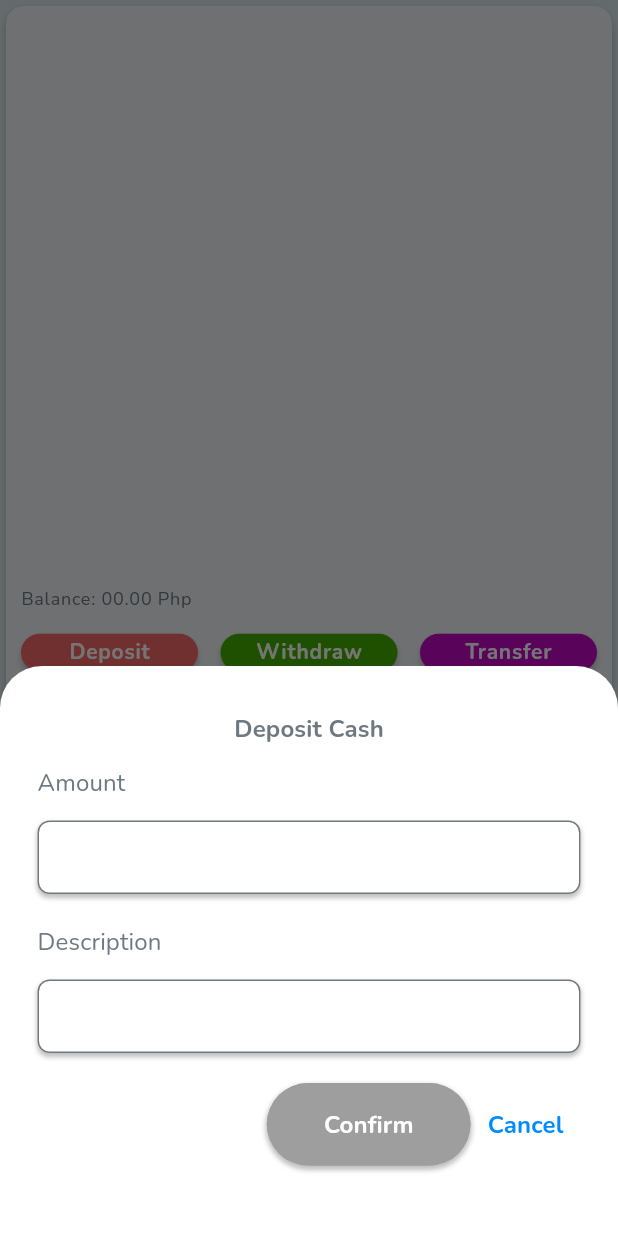
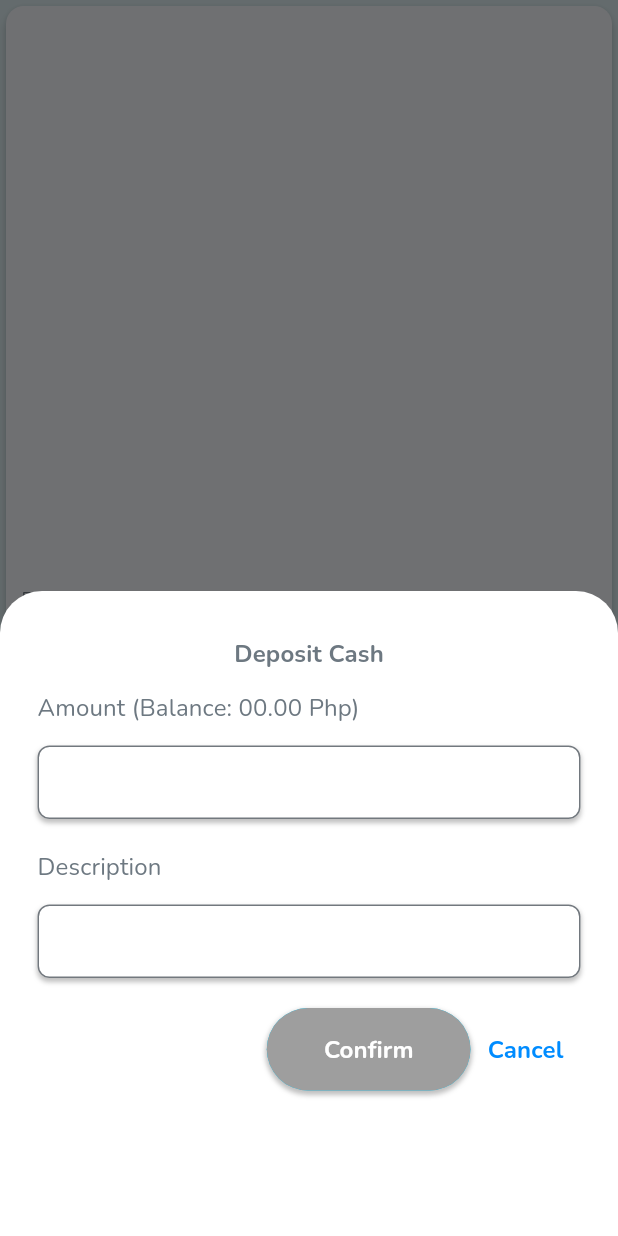
Before and after one commit to framgia/sph-flutter, a Flutter app: the AccountCard widget shown alone on an empty page, opened directly with empty values, after a tap on "Deposit", on a phone screen of 412 x 824 dp. Run offline on Flutter 3.47's test engine with Material 2 defaults, Android fonts, the phone set to English and light mode, and no system bars; drawn by our look-alikes of flutter_form_builder; our stand-ins replace cookie_jar, curved_navigation_bar, dio, dio_cookie_manager, dropdown_button2, fl_chart and 6 more; missing offline and left inert: flow_builder; accounts and stored records are empty; network calls fail.

Commit message:
[SIM_FLUTTER-49] [Integrate] Implement user transfer money to other user (#52)
* [SIM_FLUTTER-49] [Integrate] Implement user transfer money to other user

* change getAccountByNameAndNumber function name to getAccountByNumberAndName

* resized the form height

---------

Co-authored-by: drroberto9 <delrosarioroberto5@gmail.com>

```diff
--- a/frontend/lib/src/components/transaction_component/transaction_component.dart
+++ b/frontend/lib/src/components/transaction_component/transaction_component.dart
@@ -1,15 +1,19 @@
+import 'dart:convert';
+import 'dart:io';
+
 import 'package:flutter/material.dart';
 import 'package:flutter/services.dart';
 import 'package:flutter_form_builder/flutter_form_builder.dart';
 import 'package:form_builder_validators/form_builder_validators.dart';
 import 'package:get/get.dart';
+import 'package:intl/intl.dart';
 
 import 'package:frontend/src/components/button.dart';
 import 'package:frontend/src/components/input/input_field.dart';
 import 'package:frontend/src/helper/dialog/show_alert_dialog.dart';
+import 'package:frontend/src/controllers/transaction_controller.dart';
+import 'package:frontend/src/models/transaction.dart';
 import 'package:frontend/src/controllers/dashboard_controller.dart';
-import 'package:frontend/src/models/transaction.dart';
-import 'package:frontend/src/controllers/transaction_controller.dart';
 import 'package:frontend/src/controllers/account_details_controller.dart';
 
 /*
@@ -29,13 +33,17 @@ class TransactionComponent extends StatelessWidget {
   const TransactionComponent({
     Key? key,
     required this.label,
+    required this.accountId,
     this.type = TransactionTypes.DEPT,
-    required this.accountId,
+    this.balance = 0,
   }) : super(key: key);
 
   final String label;
   final TransactionTypes type;
   final String accountId;
+  final double balance;
+
+  static final currencyFormat = NumberFormat(',#00.00');
 
   @override
   Widget build(BuildContext context) {
@@ -46,6 +54,36 @@ class TransactionComponent extends StatelessWidget {
     final TransactionController transactionController =
         Get.put(TransactionController());
 
+    // Fields required for each type
+    // TODO: Transfer required fields
+    final Map<TransactionTypes, List<String>> requiredFields = {
+      TransactionTypes.CREDIT: ['amount', 'description'],
+      TransactionTypes.DEPT: ['amount', 'description'],
+      TransactionTypes.TRANSFER: [
+        'amount',
+        'recipientAccountNumber',
+        'accountName',
+        'description'
+      ]
+    };
+
+    // Manually set category for now as there is no plan for this feature as of now
+    // TODO: Transfer type texts
+    final Map<TransactionTypes, Map<String, dynamic>> typeTexts = {
+      TransactionTypes.CREDIT: {
+        'category': Category.BILLS,
+        'success': 'withdrawn'
+      },
+      TransactionTypes.DEPT: {
+        'category': Category.SAVINGS,
+        'success': 'deposited',
+      },
+      TransactionTypes.TRANSFER: {
+        'category': Category.SENDER,
+        'success': 'transfered'
+      },
+    };
+
     void alertDialog({String? title, String? content}) => showAlertDialog(
           title: title ?? 'Invalid Input',
           content: content ?? 'Please make sure to fill out the field',
@@ -53,41 +91,36 @@ class TransactionComponent extends StatelessWidget {
 
     void onSubmit() async {
       if (formKey.currentState?.isValid ?? false) {
-        final emailValue = formKey.currentState?.fields['email']?.value;
+        final recipientAccountNumber =
+            formKey.currentState?.fields['recipientAccountNumber']?.value;
         final amountValue = formKey.currentState?.fields['amount']?.value;
+        final accountNameValue =
+            formKey.currentState?.fields['accountName']?.value;
         final descriptionValue =
             formKey.currentState?.fields['description']?.value;
-        // Manually set category for now as there is no plan for this feature as of now
-        // TODO: Transfer type texts
-        final Map<TransactionTypes, Map<String, dynamic>> typeTexts = {
-          TransactionTypes.CREDIT: {
-            'category': Category.BILLS,
-            'success': 'withdrawn'
-          },
-          TransactionTypes.DEPT: {
-            'category': Category.SAVINGS,
-            'success': 'deposited',
-          }
-        };
-        // If field is null, do not execute Get.back();
-        if (amountValue == null ||
-            descriptionValue == null ||
-            ((type == TransactionTypes.TRANSFER) && (emailValue == null))) {
-          alertDialog();
+
+        if (type == TransactionTypes.TRANSFER &&
+            recipientAccountNumber.length != 11) {
+          alertDialog(content: 'Account number must be 11 digits.');
 
           return;
         }
+
         final transaction = Transaction(
           amount: double.parse(amountValue),
           description: descriptionValue,
           transactionType: type,
           category: typeTexts[type]!['category'],
+          accountName: accountNameValue ?? '',
         );
 
-        final transactionResponse =
-            await transactionController.postTransaction(transaction, accountId);
+        final transactionResponse = await transactionController.postTransaction(
+          transaction,
+          accountId,
+          recipientAccountNumber ?? '',
+        );
 
-        if (transactionResponse == true) {
+        if ((transactionResponse.statusCode == HttpStatus.created)) {
           final success = typeTexts[type]?['success'];
 
           dashboardController.getUserAccounts();
@@ -100,8 +133,19 @@ class TransactionComponent extends StatelessWidget {
             title: 'Success',
             content: 'You have successfully $success ₱$amountValue.',
           );
-        } else if (transactionResponse.runtimeType == String) {
-          alertDialog(content: transactionResponse);
+        } else if (transactionResponse.statusCode == HttpStatus.badRequest) {
+          final error = jsonDecode(transactionResponse.data.toString())['error']
+              ['message'];
+          if (error['account'] != null) {
+            alertDialog(title: 'Unsuccessful', content: error['account'][0]);
+          } else if (error['amount'] != null) {
+            alertDialog(
+              title: 'Unsuccessful',
+              content: error['amount'][0],
+            );
+          } else {
+            alertDialog();
+          }
         } else {
           alertDialog();
         }
@@ -113,20 +157,13 @@ class TransactionComponent extends StatelessWidget {
     return SingleChildScrollView(
       padding: const EdgeInsets.fromLTRB(25, 30, 25, 0),
       child: SizedBox(
-        height: type == TransactionTypes.TRANSFER ? 450 : 350,
+        height: type == TransactionTypes.TRANSFER ? 650 : 400,
         child: GetX<TransactionController>(
           builder: (_) => FormBuilder(
             key: formKey,
             autovalidateMode: AutovalidateMode.disabled,
             onChanged: () {
               formKey.currentState!.save();
-
-              // Fields required for each type
-              // TODO: Transfer required fields
-              final Map<TransactionTypes, List<String>> requiredFields = {
-                TransactionTypes.CREDIT: ['amount', 'description'],
-                TransactionTypes.DEPT: ['amount', 'description'],
-              };
 
               // Enable submit button once requirements are met
               final validFields = requiredFields[type]
@@ -151,10 +188,23 @@ class TransactionComponent extends StatelessWidget {
                 ),
                 if (type == TransactionTypes.TRANSFER) ...[
                   InputField(
-                    name: 'email',
-                    label: 'Email',
-                    inputType: TextInputType.emailAddress,
-                    validator: FormBuilderValidators.email(),
+                      name: 'recipientAccountNumber',
+                      label: 'Recipient\'s Account Number',
+                      validator: FormBuilderValidators.compose(
+                        [
+                          FormBuilderValidators.numeric(),
+                          FormBuilderValidators.required(),
+                          FormBuilderValidators.equalLength(11),
+                        ],
+                      )),
+                  const SizedBox(
+                    height: 32,
+                  ),
+                  InputField(
+                    name: 'accountName',
+                    label: 'Recipient\'s Name',
+                    inputType: TextInputType.text,
+                    validator: FormBuilderValidators.required(),
                   ),
                   const SizedBox(
                     height: 32,
@@ -162,7 +212,8 @@ class TransactionComponent extends StatelessWidget {
                 ],
                 InputField(
                   name: 'amount',
-                  label: 'Amount',
+                  label:
+                      'Amount (Balance: ${currencyFormat.format(balance)} Php)',
                   inputFormatters: [
                     FilteringTextInputFormatter.allow(
                       RegExp(r'^\d+\.?\d{0,2}'),
@@ -172,6 +223,17 @@ class TransactionComponent extends StatelessWidget {
                     [
                       FormBuilderValidators.numeric(),
                       FormBuilderValidators.required(),
+                      type == TransactionTypes.DEPT
+                          ? FormBuilderValidators.max(
+                              500000,
+                              errorText:
+                                  "Amount exceeds to deposit limit of 500, 000 Php.",
+                            )
+                          : FormBuilderValidators.max(
+                              balance,
+                              errorText:
+                                  "Amount exceeds the remaining balance.",
+                            ),
                     ],
                   ),
                   inputType:
@@ -194,17 +256,12 @@ class TransactionComponent extends StatelessWidget {
                   children: [
                     Button(
                       text: 'Confirm',
-                      onPressed: transactionController.transactionSubmitEnabled
-                          ? onSubmit
-                          : null,
-                      buttonColor:
-                          transactionController.transactionSubmitEnabled
-                              ? const Color(0xFF00CCFF)
-                              : Colors.grey,
+                      onPressed: onSubmit,
                       padding: const EdgeInsets.symmetric(
                         vertical: 16,
                         horizontal: 38,
                       ),
+                      enabled: transactionController.transactionSubmitEnabled,
                     ),
                     TextButton(
                       onPressed: () {
--- a/frontend/lib/src/controllers/account_details_controller.dart
+++ b/frontend/lib/src/controllers/account_details_controller.dart
@@ -11,6 +11,7 @@ class AccountDetailsController extends GetxController {
     userId: '',
     accountType: AccountType.SAVINGS,
     accountName: '',
+    accountNumber: '',
   ).obs;
 
   Account get account => _account.value;
--- a/frontend/lib/src/features/account_details/account_details_page.dart
+++ b/frontend/lib/src/features/account_details/account_details_page.dart
@@ -107,6 +107,7 @@ class AccountDetailsPage extends StatelessWidget {
                                 label: 'Deposit Cash',
                                 type: TransactionTypes.DEPT,
                                 accountId: arguments.accountId,
+                                balance: controller.account.balance,
                               ),
                               backgroundColor: Colors.white,
                             );
@@ -128,6 +129,7 @@ class AccountDetailsPage extends StatelessWidget {
                                 label: 'Withdraw Cash',
                                 type: TransactionTypes.CREDIT,
                                 accountId: arguments.accountId,
+                                balance: controller.account.balance,
                               ),
                               backgroundColor: Colors.white,
                             );
@@ -154,8 +156,10 @@ class AccountDetailsPage extends StatelessWidget {
                                 label: 'Transfer Cash',
                                 type: TransactionTypes.TRANSFER,
                                 accountId: arguments.accountId,
+                                balance: controller.account.balance,
                               ),
                               backgroundColor: Colors.white,
+                              isScrollControlled: true,
                             );
                           },
                         ),
--- a/frontend/lib/src/features/dashboard/components/account_card.dart
+++ b/frontend/lib/src/features/dashboard/components/account_card.dart
@@ -1,6 +1,6 @@
 import 'package:flutter/material.dart';
+import 'package:intl/intl.dart';
 import 'package:get/get.dart';
-import 'package:intl/intl.dart';
 
 import 'package:frontend/src/components/transaction_component/transaction_component.dart';
 import 'package:frontend/src/features/dashboard/components/account_card_button.dart';
@@ -69,6 +69,7 @@ class AccountCard extends StatelessWidget {
                             TransactionComponent(
                               label: 'Deposit Cash',
                               accountId: account.id,
+                              balance: account.balance,
                             ),
                             backgroundColor: Colors.white,
                           );
@@ -86,6 +87,7 @@ class AccountCard extends StatelessWidget {
                               label: 'Withdraw Cash',
                               type: TransactionTypes.CREDIT,
                               accountId: account.id,
+                              balance: account.balance,
                             ),
                             backgroundColor: Colors.white,
                           );
@@ -103,8 +105,10 @@ class AccountCard extends StatelessWidget {
                               label: 'Transfer Cash',
                               type: TransactionTypes.TRANSFER,
                               accountId: account.id,
+                              balance: account.balance,
                             ),
                             backgroundColor: Colors.white,
+                            isScrollControlled: true,
                           );
                         },
                       ),
--- a/frontend/lib/src/features/transaction_history/components/transaction_card.dart
+++ b/frontend/lib/src/features/transaction_history/components/transaction_card.dart
@@ -51,8 +51,7 @@ class TransactionCard extends StatelessWidget {
                 Text(
                   transaction.senderName ??
                       transaction.receiverName ??
-                      transaction.accountName ??
-                      '',
+                      transaction.accountName,
                   style: customTextTheme.titleMedium,
                 )
               ],
--- a/frontend/lib/src/models/account.dart
+++ b/frontend/lib/src/models/account.dart
@@ -16,6 +16,7 @@ class Account {
   AccountType accountType;
   String accountName;
   double balance;
+  String accountNumber;
 
   Account({
     required this.id,
@@ -23,6 +24,7 @@ class Account {
     required this.accountType,
     required this.accountName,
     required this.balance,
+    required this.accountNumber,
   });
 
   factory Account.fromJson(Map<String, dynamic> json) => Account(
@@ -32,6 +34,7 @@ class Account {
             .firstWhere((e) => e.name == json['account_type']),
         accountName: json["account_name"],
         balance: json["balance"].toDouble(),
+        accountNumber: json["account_number"],
       );
 
   Map<String, dynamic> toJson() => {
@@ -40,5 +43,6 @@ class Account {
         "account_type": accountType,
         "account_name": accountName,
         "balance": balance,
+        "account_number": accountNumber
       };
 }
--- a/frontend/lib/src/models/transaction.dart
+++ b/frontend/lib/src/models/transaction.dart
@@ -18,7 +18,7 @@ class Transaction {
   Category category;
   double amount;
   String description;
-  String? accountName;
+  String accountName;
   String? senderName;
   String? receiverName;
 
@@ -29,7 +29,7 @@ class Transaction {
     required this.category,
     required this.amount,
     required this.description,
-    this.accountName,
+    required this.accountName,
     this.senderName,
     this.receiverName,
   });
--- a/frontend/lib/src/services/account_service.dart
+++ b/frontend/lib/src/services/account_service.dart
@@ -21,8 +21,7 @@ class AccountService {
   }
 
   static Future<Account?> getUserAccount({String accountId = ''}) async {
-    final url = userAccountUrl
-      .replaceFirst('{account_id}', accountId);
+    final url = userAccountUrl.replaceFirst('{account_id}', accountId);
     final userAccountResponse = await NetworkConfig().client.get(url);
 
     if (userAccountResponse.statusCode == HttpStatus.ok) {
--- a/frontend/lib/src/services/transaction_service.dart
+++ b/frontend/lib/src/services/transaction_service.dart
@@ -1,13 +1,15 @@
-import 'dart:convert';
 import 'dart:io';
+
+import 'package:dio/dio.dart';
 
 import 'package:frontend/src/helper/dio.dart';
 import 'package:frontend/src/models/transaction.dart';
 
 class TransactionService {
-  static Future<dynamic> postTransaction(
+  static Future<Response> postTransaction(
     Transaction transaction,
     String accountId,
+    String accountNumber,
   ) async {
     final response = await NetworkConfig().client.post(
       accountTransactionsUrl.replaceFirst('{id}', accountId),
@@ -16,14 +18,12 @@ class TransactionService {
         'transaction_type': transaction.transactionType.name,
         'category': transaction.category.name,
         'description': transaction.description,
+        'account_number': accountNumber,
+        'account_name': transaction.accountName,
       },
     );
 
-    if (response.statusCode == HttpStatus.created) {
-      return true;
-    }
-
-    return jsonDecode(response.data.toString())['error']['message'];
+    return response;
   }
 
   static Future<List<Transaction>> getTransactions({
```
Also changed, not shown: frontend/lib/src/controllers/transaction_controller.dart (+5 -3 lines), frontend/lib/src/controllers/dashboard_controller.dart (line endings or trailing spaces), 3 other files.
